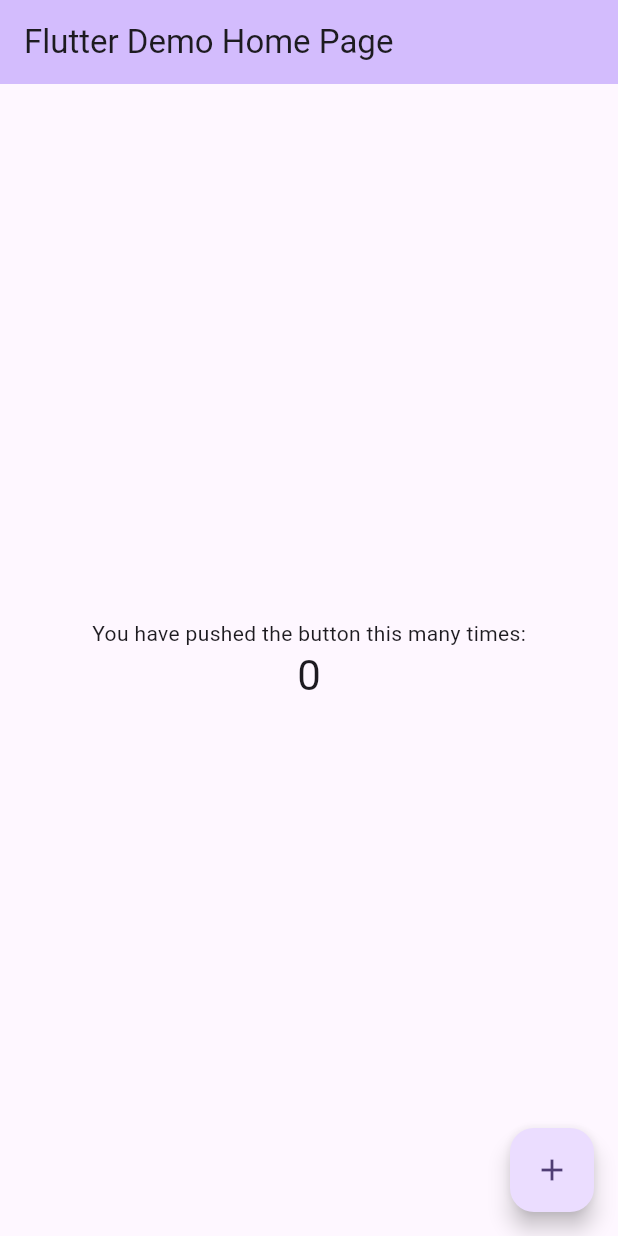
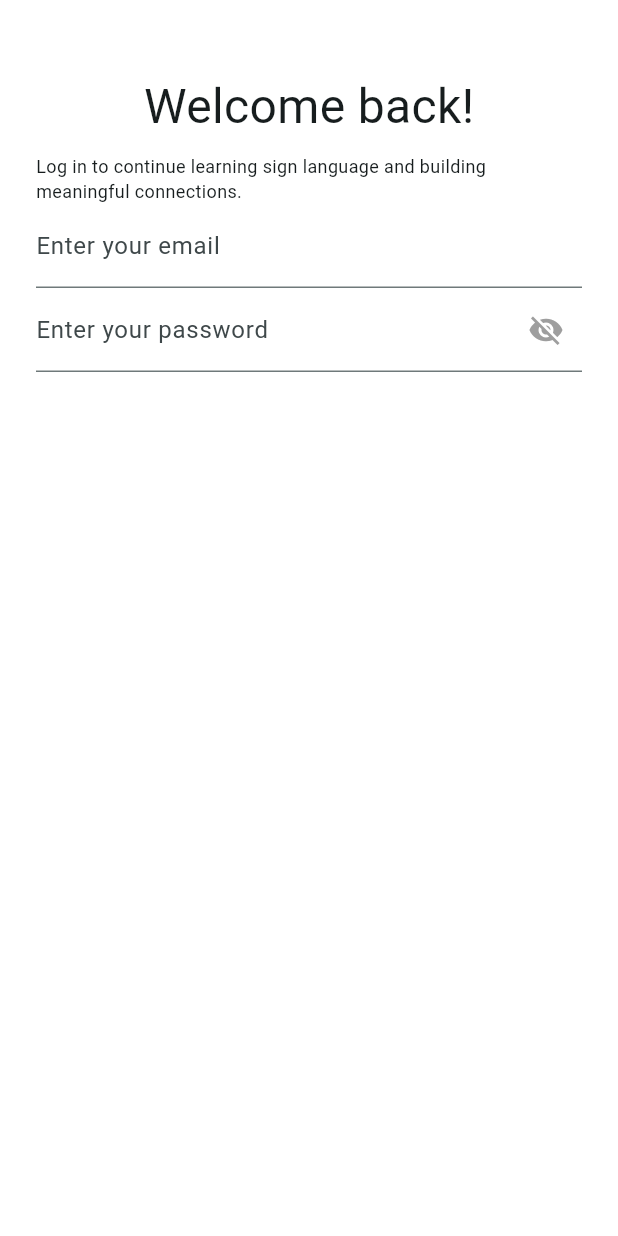
Before and after one commit to shizuiixui/auri_sign, a Flutter app: the screen it shows after launch, on a phone screen of 412 x 824 dp. Run offline on Flutter 3.47's test engine with Material 3 defaults, Android fonts, the phone set to English and light mode, and no system bars.

Commit message:
Init Login Form

```diff
--- /dev/null
+++ b/lib/features/auth/presentation/screens/login_form.dart
@@ -0,0 +1,147 @@
+import 'package:flutter/material.dart';
+
+class LoginForm extends StatefulWidget {
+  const LoginForm({super.key});
+
+  @override
+  State<LoginForm> createState() => _LoginFormState();
+}
+
+class _LoginFormState extends State<LoginForm> {
+  final _loginFormKey = GlobalKey<FormState>();
+  final emailController = TextEditingController();
+  final passwordController = TextEditingController();
+  bool obscurePassword = true;
+
+  @override
+  Widget build(BuildContext context) {
+    return Scaffold(
+      backgroundColor: Colors.white,
+      body: SafeArea(
+        top: false,
+        child: SingleChildScrollView(
+          padding: const EdgeInsets.symmetric(horizontal: 24, vertical: 48),
+          child: Form(
+            key: _loginFormKey,
+            child: Column(
+              crossAxisAlignment: CrossAxisAlignment.start,
+              children: [
+                Center(
+                  child: Column(
+                    children: [
+                      // Login TItle
+                      const Text(
+                        "Welcome back!",
+                        style: TextStyle(fontSize: 32),
+                      ),
+
+                      const SizedBox(height: 8),
+
+                      // Login Subtitle
+                      const Text(
+                        "Log in to continue learning sign language and building meaningful connections.",
+                        style: TextStyle(fontSize: 12),
+                      ),
+
+                      // Email Input Field
+                      TextFormField(
+                        controller: emailController,
+                        keyboardType: TextInputType.emailAddress,
+                        autocorrect: false,
+                        decoration: const InputDecoration(
+                          labelText: 'Enter your email',
+                        ),
+                        validator: (value) {
+                          if (value == null || value.isEmpty) {
+                            return "Please enter your email";
+                          }
+                          return null;
+                        },
+                      ),
+
+                      // Password Input Field
+                      TextFormField(
+                        controller: passwordController,
+                        obscureText: obscurePassword,
+                        decoration: InputDecoration(
+                          labelText: 'Enter your password',
+                          suffixIcon: IconButton(
+                            icon: Icon(
+                              obscurePassword
+                                  ? Icons.visibility_off
+                                  : Icons.visibility,
+                              color: Colors.grey,
+                            ),
+                            onPressed: () {
+                              setState(() {
+                                obscurePassword = !obscurePassword;
+                              });
+                            },
+                          ),
+                        ),
+                        autocorrect: false,
+
+                        // Validation
+                        validator: (value) {
+                          if (value == null || value.isEmpty) {
+                            return "Please enter your password";
+                          }
+                          return null;
+                        },
+                      ),
+
+                      /* Forgot Password
+                      Align(
+                        alignment: Alignment.centerLeft,
+                        child: Padding(
+                          padding: const EdgeInsets.symmetric(vertical: 15),
+                          child: GestureDetector(
+                            onTap: () {
+                              Navigator.push(
+                                context,
+                                MaterialPageRoute(
+                                  builder: (context) => ForgotPassword(),
+                                ),
+                              );
+                            },
+                            child: const Text(
+                              "Forgot Password?",
+                              style: TextStyle(
+                                color: Colors.blue,
+                              ),
+                            ),
+                        ),
+                      ),
+                      ),
+
+                      const SizedBox(height: 35),
+
+                      // Login Button
+                      SizedBox(
+                        width: double.infinity,
+                        height: 56,
+                        child: ElevatedButton(
+                          onPressed: () {
+                            if (_loginFormKey.currentState!.validate()) {
+                              Navigator.push(
+                                context,
+                                MaterialPageRoute(
+                                  builder: (context) => const HomeScreen(),
+                                ),
+                              );
+                            }
+                          },
+                        )
+                      )
+                      */
+                    ],
+                  ),
+                ),
+              ],
+            ),
+          ),
+        ),
+      ),
+    );
+  }
+}
--- a/lib/main.dart
+++ b/lib/main.dart
@@ -1,4 +1,5 @@
 import 'package:flutter/material.dart';
+import 'features/auth/presentation/screens/login_form.dart';
 
 void main() {
   runApp(const MyApp());
@@ -7,116 +8,15 @@ void main() {
 class MyApp extends StatelessWidget {
   const MyApp({super.key});
 
-  // This widget is the root of your application.
   @override
   Widget build(BuildContext context) {
     return MaterialApp(
-      title: 'Flutter Demo',
+      debugShowCheckedModeBanner: false,
+      title: 'AuriSign',
       theme: ThemeData(
-        // This is the theme of your application.
-        //
-        // TRY THIS: Try running your application with "flutter run". You'll see
-        // the application has a purple toolbar. Then, without quitting the app,
-        // try changing the seedColor in the colorScheme below to Colors.green
-        // and then invoke "hot reload" (save your changes or press the "hot
-        // reload" button in a Flutter-supported IDE, or press "r" if you used
-        // the command line to start the app).
-        //
-        // Notice that the counter didn't reset back to zero; the application
-        // state is not lost during the reload. To reset the state, use hot
-        // restart instead.
-        //
-        // This works for code too, not just values: Most code changes can be
-        // tested with just a hot reload.
-        colorScheme: ColorScheme.fromSeed(seedColor: Colors.deepPurple),
+        colorScheme: ColorScheme.fromSeed(seedColor: const Color(0XFFF8F8F8)),
       ),
-      home: const MyHomePage(title: 'Flutter Demo Home Page'),
+      home: const LoginForm(),
     );
   }
 }
-
-class MyHomePage extends StatefulWidget {
-  const MyHomePage({super.key, required this.title});
-
-  // This widget is the home page of your application. It is stateful, meaning
-  // that it has a State object (defined below) that contains fields that affect
-  // how it looks.
-
-  // This class is the configuration for the state. It holds the values (in this
-  // case the title) provided by the parent (in this case the App widget) and
-  // used by the build method of the State. Fields in a Widget subclass are
-  // always marked "final".
-
-  final String title;
-
-  @override
-  State<MyHomePage> createState() => _MyHomePageState();
-}
-
-class _MyHomePageState extends State<MyHomePage> {
-  int _counter = 0;
-
-  void _incrementCounter() {
-    setState(() {
-      // This call to setState tells the Flutter framework that something has
-      // changed in this State, which causes it to rerun the build method below
-      // so that the display can reflect the updated values. If we changed
-      // _counter without calling setState(), then the build method would not be
-      // called again, and so nothing would appear to happen.
-      _counter++;
-    });
-  }
-
-  @override
-  Widget build(BuildContext context) {
-    // This method is rerun every time setState is called, for instance as done
-    // by the _incrementCounter method above.
-    //
-    // The Flutter framework has been optimized to make rerunning build methods
-    // fast, so that you can just rebuild anything that needs updating rather
-    // than having to individually change instances of widgets.
-    return Scaffold(
-      appBar: AppBar(
-        // TRY THIS: Try changing the color here to a specific color (to
-        // Colors.amber, perhaps?) and trigger a hot reload to see the AppBar
-        // change color while the other colors stay the same.
-        backgroundColor: Theme.of(context).colorScheme.inversePrimary,
-        // Here we take the value from the MyHomePage object that was created by
-        // the App.build method, and use it to set our appbar title.
-        title: Text(widget.title),
-      ),
-      body: Center(
-        // Center is a layout widget. It takes a single child and positions it
-        // in the middle of the parent.
-        child: Column(
-          // Column is also a layout widget. It takes a list of children and
-          // arranges them vertically. By default, it sizes itself to fit its
-          // children horizontally, and tries to be as tall as its parent.
-          //
-          // Column has various properties to control how it sizes itself and
-          // how it positions its children. Here we use mainAxisAlignment to
-          // center the children vertically; the main axis here is the vertical
-          // axis because Columns are vertical (the cross axis would be
-          // horizontal).
-          //
-          // TRY THIS: Invoke "debug painting" (choose the "Toggle Debug Paint"
-          // action in the IDE, or press "p" in the console), to see the
-          // wireframe for each widget.
-          mainAxisAlignment: MainAxisAlignment.center,
-          children: <Widget>[
-            const Text('You have pushed the button this many times:'),
-            Text(
-              '$_counter',
-              style: Theme.of(context).textTheme.headlineMedium,
-            ),
-          ],
-        ),
-      ),
-      floatingActionButton: FloatingActionButton(
-        onPressed: _incrementCounter,
-        tooltip: 'Increment',
-        child: const Icon(Icons.add),
-      ), // This trailing comma makes auto-formatting nicer for build methods.
-    );
-  }
-}
```
Also changed, not shown: pubspec.yaml (+17 -8 lines), pubspec.lock.
